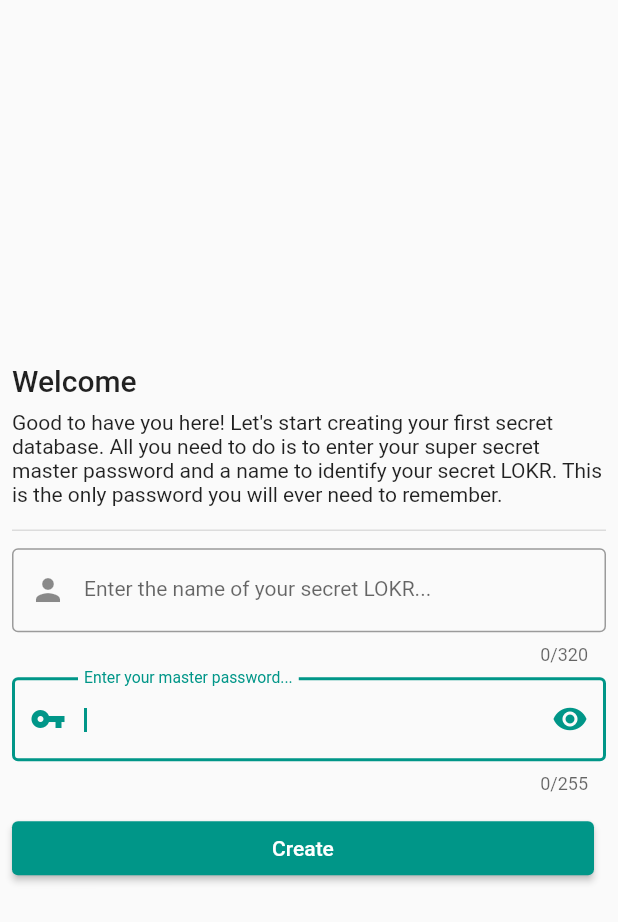
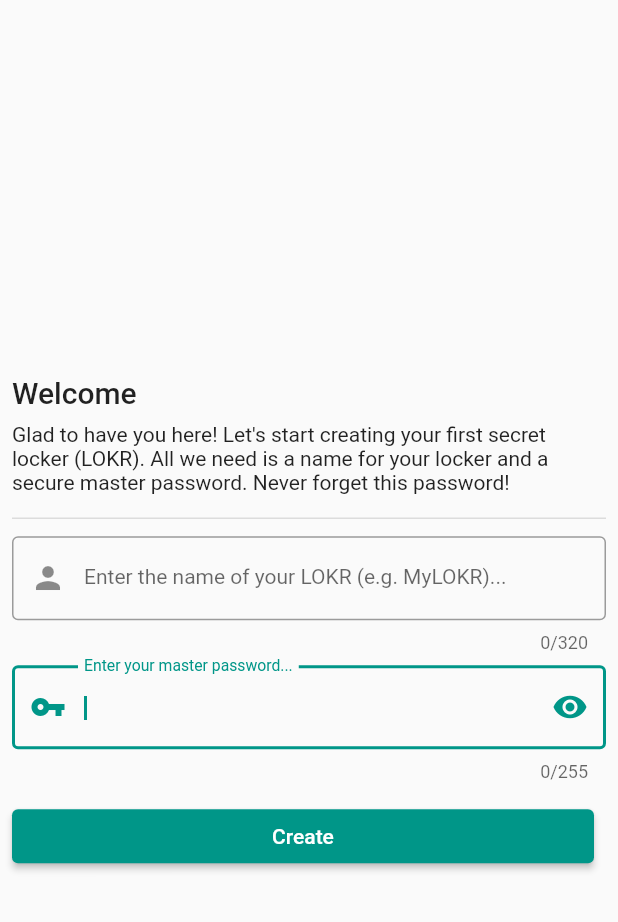
Before and after one commit to oneaxis/lokr_ui, a Flutter app: the screen it shows after launch, on a phone screen of 412 x 824 dp. Shown: the top 922 px of the screen. Run offline on Flutter 3.47's test engine with Material 2 defaults, Android fonts, the phone set to English and light mode, and no system bars; our stand-ins replace bloc, easy_localization, equatable, flutter_bloc, flutter_dotenv, flutter_svg and 2 more; missing offline and left inert: encrypt, password_hash; accounts and stored records are empty; generated files the repository leaves out were written again.

```diff
--- a/assets/translations/de-DE.json
+++ b/assets/translations/de-DE.json
@@ -27,7 +27,7 @@
     },
     "welcome": {
       "title": "Willkommen",
-      "description": "Schön, dass du hier bist! Beginnen wir mit der Erstellung deiner ersten Schlüsseldatenbank und der Vergabe eines Namens für deinen LOKR. Alles was du tun musst, ist dein super geheimes Master-Passwort einzugeben. Dies ist das einzige Passwort, an das du dich noch erinnern musst.",
+      "description": "Schön dich bei uns zu haben! Beginnen wir mit der Erstellung deiners ersten geheimen Schließfachs (LOKR). Wir benötigen lediglich einen Namen für dein Schließfach und ein sicheres Masterpasswort. Vergiss niemals dieses Passwort!",
       "buttons": {
         "create": {
           "label": "Erstellen"
@@ -35,7 +35,7 @@
       },
       "fields": {
         "lokrName": {
-          "label": "Gebe den Namen deines geheimen LOKRs ein..."
+          "label": "Gebe den Namen deines LOKRs ein (bspw. MeinLOKR)..."
         },
         "password": {
           "label": "Gebe dein Masterpasswort ein..."
--- a/assets/translations/en.json
+++ b/assets/translations/en.json
@@ -27,7 +27,7 @@
     },
     "welcome": {
       "title": "Welcome",
-      "description": "Good to have you here! Let's start creating your first secret database. All you need to do is to enter your super secret master password and a name to identify your secret LOKR. This is the only password you will ever need to remember.",
+      "description": "Glad to have you here! Let's start creating your first secret locker (LOKR). All we need is a name for your locker and a secure master password. Never forget this password!",
       "buttons": {
         "create": {
           "label": "Create"
@@ -35,7 +35,7 @@
       },
       "fields": {
         "lokrName": {
-          "label": "Enter the name of your secret LOKR..."
+          "label": "Enter the name of your LOKR (e.g. MyLOKR)..."
         },
         "password": {
           "label": "Enter your master password..."
--- a/lib/main.dart
+++ b/lib/main.dart
@@ -57,11 +57,15 @@ class LOKRUI extends StatelessWidget {
               BlocProvider.of<AuthenticationBloc>(context)
                   .add(GetLastActiveBouncer());
               return Center(
-                child: LinearProgressIndicator(),
+                child: Padding(
+                  padding: EdgeInsets.all(8),
+                  child: LinearProgressIndicator(),
+                ),
               );
-            } else if (state is BouncerReady || state is BouncerRejectedMasterPassword) {
+            } else if (state is BouncerReady ||
+                state is BouncerRejectedMasterPassword) {
               return LoginPage();
-            } else if (state is BouncerAcceptedMasterPassword ) {
+            } else if (state is BouncerAcceptedMasterPassword) {
               return SecretListPage();
             } else {
               return WelcomePage();
--- a/lib/src/authentication/bloc/bouncer_bloc.dart
+++ b/lib/src/authentication/bloc/bouncer_bloc.dart
@@ -20,8 +20,6 @@ class AuthenticationBloc extends Bloc<BouncerEvent, BouncerState> {
       yield* mapHireBouncerToState(event);
     else if (event is TellMasterPassword)
       yield* mapTellMasterPasswordToState(event);
-    //   yield* mapCreateBouncerToState(event);
-    // else if (event is LogOut) yield* mapLogOutToState(event);
   }
 
   Stream<BouncerState> mapGetLastActiveBouncerToState(
@@ -64,7 +62,7 @@ class AuthenticationBloc extends Bloc<BouncerEvent, BouncerState> {
 
       await _bouncersRepository.save(bouncer);
 
-      yield BouncerReady(bouncer);
+      yield BouncerAcceptedMasterPassword(bouncer);
     } catch (error) {
       yield CreateBouncerError(error.toString());
     }
--- a/lib/src/encryption/decryptor.dart
+++ b/lib/src/encryption/decryptor.dart
@@ -7,10 +7,7 @@ import 'package:password_hash/password_hash.dart';
 class Decryptor {
   static Map<String, dynamic> decrypt(
       String encryptionPassword, EncryptionWrapper encryptionWrapper) {
-    dynamic decrypted = _decryptContent(encryptionPassword, encryptionWrapper);
-    decrypted['id'] = encryptionWrapper.id;
-
-    return decrypted;
+    return _decryptContent(encryptionPassword, encryptionWrapper);
   }
 
   static dynamic _decryptContent(
```
Also changed, not shown: lib/src/encryption/encryptor.dart (+3 -10 lines).
